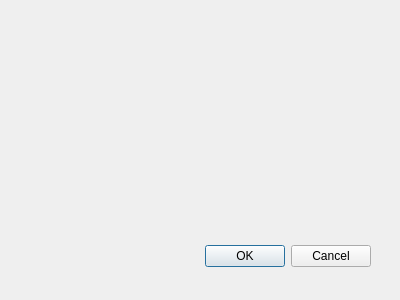
Old version of the form TicTacToe/docwindow.ui in the repository UNSW-MTRN4230-T2-2021/major-project-mtrn4230-H15A_cough_armie_ettiquette.
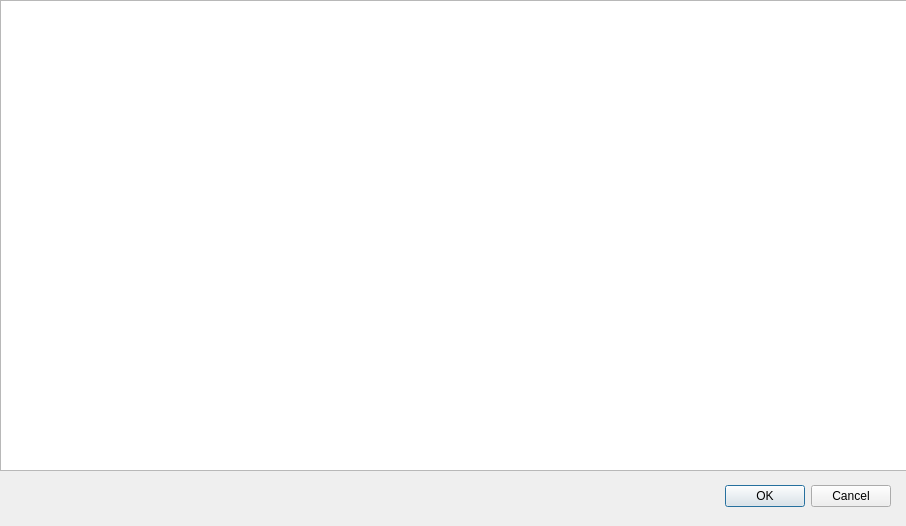
New version of the form.

```diff
--- a/TicTacToe/docwindow.ui
+++ b/TicTacToe/docwindow.ui
@@ -8,8 +8,8 @@
    <rect>
     <x>0</x>
     <y>0</y>
-    <width>400</width>
-    <height>300</height>
+    <width>906</width>
+    <height>526</height>
    </rect>
   </property>
   <property name="windowTitle">
@@ -18,8 +18,8 @@
   <widget name="buttonBox" class="QDialogButtonBox">
    <property name="geometry">
     <rect>
-     <x>30</x>
-     <y>240</y>
+     <x>550</x>
+     <y>480</y>
      <width>341</width>
      <height>32</height>
     </rect>
@@ -31,6 +31,16 @@
     <set>QDialogButtonBox::Cancel|QDialogButtonBox::Ok</set>
    </property>
   </widget>
+  <widget class="QTextEdit" name="textEdit">
+   <property name="geometry">
+    <rect>
+     <x>0</x>
+     <y>0</y>
+     <width>911</width>
+     <height>471</height>
+    </rect>
+   </property>
+  </widget>
  </widget>
  <pixmapfunction/>
  <resources/>
```
Left out of the diff: 9 changed lines with no effect on the pictures.
